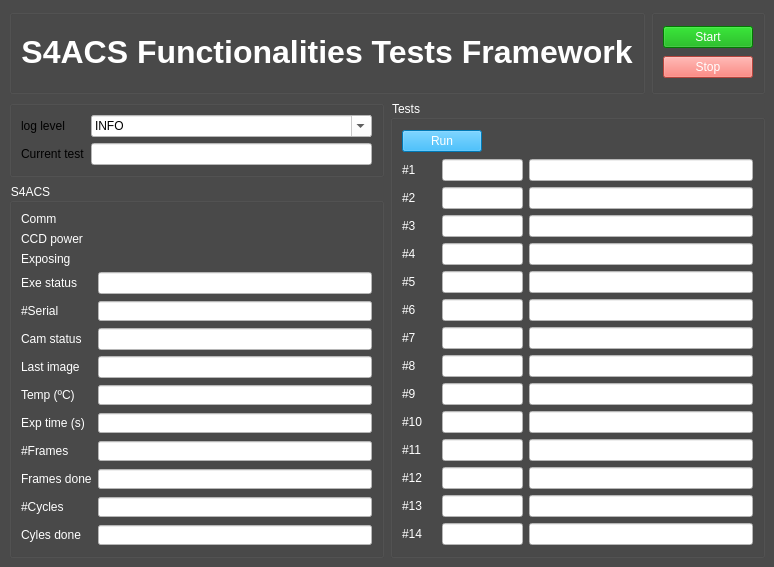
First picture: the form in func_tests/gui/gui.ui, repository dev-LNA/S4CSTP, before the edit.
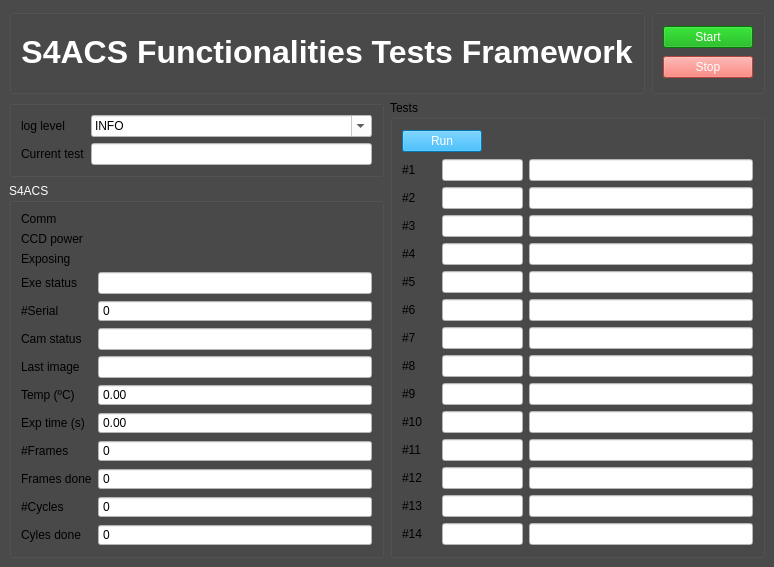
Second picture: the form after the edit.

```diff
--- a/func_tests/gui/gui.ui
+++ b/func_tests/gui/gui.ui
@@ -1169,9 +1169,9 @@
              <colorrole role="WindowText">
               <brush brushstyle="SolidPattern">
                <color alpha="255">
-                <red>255</red>
-                <green>255</green>
-                <blue>255</blue>
+                <red>120</red>
+                <green>120</green>
+                <blue>120</blue>
                </color>
               </brush>
              </colorrole>
@@ -1197,7 +1197,7 @@
            </palette>
           </property>
           <property name="styleSheet">
-           <string notr="true">color: rgb(255, 255, 255);</string>
+           <string notr="true"/>
           </property>
           <property name="title">
            <string>S4ACS</string>
@@ -1484,97 +1484,13 @@
        <widget class="QGroupBox" name="groupBox">
         <property name="palette">
          <palette>
-          <active>
-           <colorrole role="WindowText">
-            <brush brushstyle="SolidPattern">
-             <color alpha="255">
-              <red>255</red>
-              <green>255</green>
-              <blue>255</blue>
-             </color>
-            </brush>
-           </colorrole>
-           <colorrole role="Text">
-            <brush brushstyle="SolidPattern">
-             <color alpha="255">
-              <red>255</red>
-              <green>255</green>
-              <blue>255</blue>
-             </color>
-            </brush>
-           </colorrole>
-           <colorrole role="ButtonText">
-            <brush brushstyle="SolidPattern">
-             <color alpha="255">
-              <red>255</red>
-              <green>255</green>
-              <blue>255</blue>
-             </color>
-            </brush>
-           </colorrole>
-          </active>
-          <inactive>
-           <colorrole role="WindowText">
-            <brush brushstyle="SolidPattern">
-             <color alpha="255">
-              <red>255</red>
-              <green>255</green>
-              <blue>255</blue>
-             </color>
-            </brush>
-           </colorrole>
-           <colorrole role="Text">
-            <brush brushstyle="SolidPattern">
-             <color alpha="255">
-              <red>255</red>
-              <green>255</green>
-              <blue>255</blue>
-             </color>
-            </brush>
-           </colorrole>
-           <colorrole role="ButtonText">
-            <brush brushstyle="SolidPattern">
-             <color alpha="255">
-              <red>255</red>
-              <green>255</green>
-              <blue>255</blue>
-             </color>
-            </brush>
-           </colorrole>
-          </inactive>
-          <disabled>
-           <colorrole role="WindowText">
-            <brush brushstyle="SolidPattern">
-             <color alpha="255">
-              <red>255</red>
-              <green>255</green>
-              <blue>255</blue>
-             </color>
-            </brush>
-           </colorrole>
-           <colorrole role="Text">
-            <brush brushstyle="SolidPattern">
-             <color alpha="255">
-              <red>255</red>
-              <green>255</green>
-              <blue>255</blue>
-             </color>
-            </brush>
-           </colorrole>
-           <colorrole role="ButtonText">
-            <brush brushstyle="SolidPattern">
-             <color alpha="255">
-              <red>255</red>
-              <green>255</green>
-              <blue>255</blue>
-             </color>
-            </brush>
-           </colorrole>
-          </disabled>
+          <active/>
+          <inactive/>
+          <disabled/>
          </palette>
         </property>
         <property name="styleSheet">
-         <string notr="true">color: rgb(255, 255, 255);</string>
+         <string notr="true"/>
         </property>
         <property name="title">
          <string>Tests</string>
```
Left out of the diff: 4 changed lines with no effect on the pictures.
